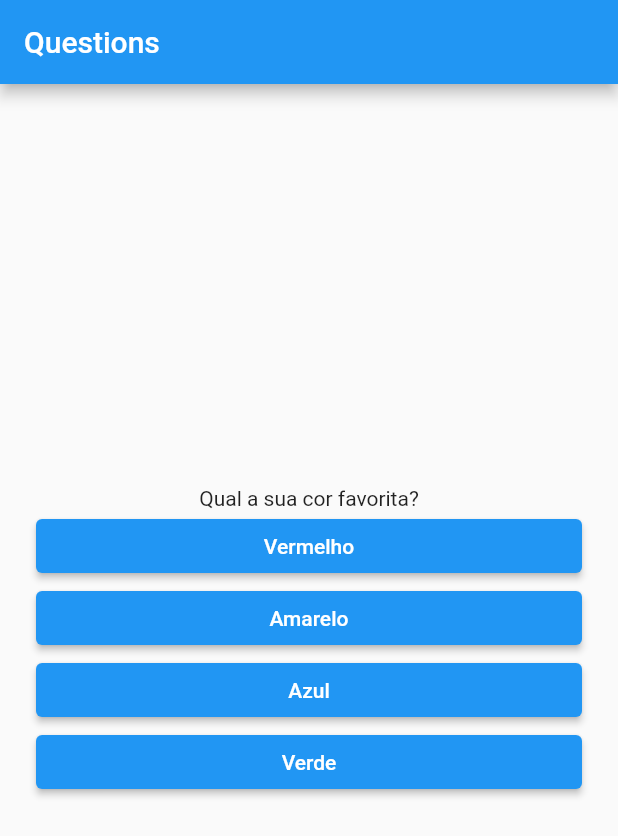
After one commit to LeSales/app_perguntas, a Flutter app: the QuestionPage screen opened directly, on a phone screen of 412 x 824 dp. The commit adds this screen. Shown: the top 836 px of the screen. Run offline on Flutter 3.47's test engine with Material 2 defaults, Android fonts, the phone set to English and light mode, and no system bars; our stand-ins replace introduction_screen, lottie.

Commit message:
add quiz widget

```diff
--- a/lib/screens/question/question_page.dart
+++ b/lib/screens/question/question_page.dart
@@ -2,6 +2,7 @@ import 'package:flutter/material.dart';
 import 'package:projeto_perguntas/screens/question/widget/answers.dart';
 import 'package:projeto_perguntas/screens/question/widget/questions.dart';
 import 'package:projeto_perguntas/screens/question/widget/result.dart';
+import 'package:projeto_perguntas/screens/quiz/quiz.dart';
 
 class QuestionPage extends StatefulWidget {
   @override
@@ -36,10 +37,6 @@ class _QuestionPageState extends State<QuestionPage> {
       }
     }
 
-    List<String> answer = haveSelectQuestion
-        ? _questions[_selectedQuestion].cast()['answer']
-        : [];
-
     return WillPopScope(
       onWillPop: () async {
         return false;
@@ -50,26 +47,10 @@ class _QuestionPageState extends State<QuestionPage> {
           automaticallyImplyLeading: false,
         ),
         body: haveSelectQuestion
-            ? Center(
-                child: Padding(
-                  padding: EdgeInsets.all(12),
-                  child: Center(
-                    child: Column(
-                      mainAxisAlignment: MainAxisAlignment.center,
-                      children: [
-                        Question(
-                          text:
-                              _questions[_selectedQuestion]['text'].toString(),
-                          answer: answer,
-                          onSelected: answerQuestion,
-                        ),
-                        SizedBox(
-                          height: 12,
-                        ),
-                      ],
-                    ),
-                  ),
-                ),
+            ? Quiz(
+                questions: _questions,
+                selectedQuestion: _selectedQuestion,
+                answerQuestion: answerQuestion,
               )
             : Result(),
       ),
--- /dev/null
+++ b/lib/screens/quiz/quiz.dart
@@ -0,0 +1,45 @@
+import 'package:flutter/material.dart';
+import 'package:projeto_perguntas/screens/question/widget/questions.dart';
+
+class Quiz extends StatelessWidget {
+  final List<Map<String, Object>> questions;
+  final int selectedQuestion;
+  final void Function() answerQuestion;
+
+  Quiz({
+    required this.questions,
+    required this.selectedQuestion,
+    required this.answerQuestion,
+  });
+
+  bool get haveSelectQuestion {
+    return selectedQuestion < questions.length;
+  }
+
+  @override
+  Widget build(BuildContext context) {
+    List<String> answer =
+        haveSelectQuestion ? questions[selectedQuestion].cast()['answer'] : [];
+
+    return Center(
+      child: Padding(
+        padding: EdgeInsets.all(12),
+        child: Center(
+          child: Column(
+            mainAxisAlignment: MainAxisAlignment.center,
+            children: [
+              Question(
+                text: questions[selectedQuestion]['text'].toString(),
+                answer: answer,
+                onSelected: answerQuestion,
+              ),
+              SizedBox(
+                height: 12,
+              ),
+            ],
+          ),
+        ),
+      ),
+    );
+  }
+}
```
